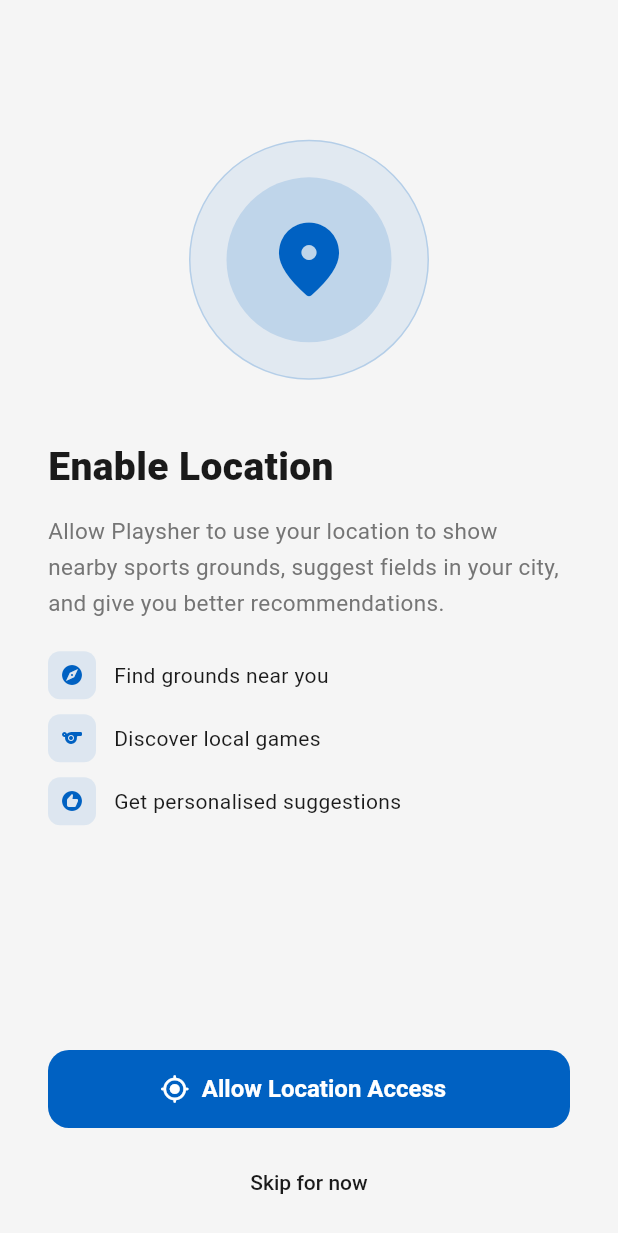
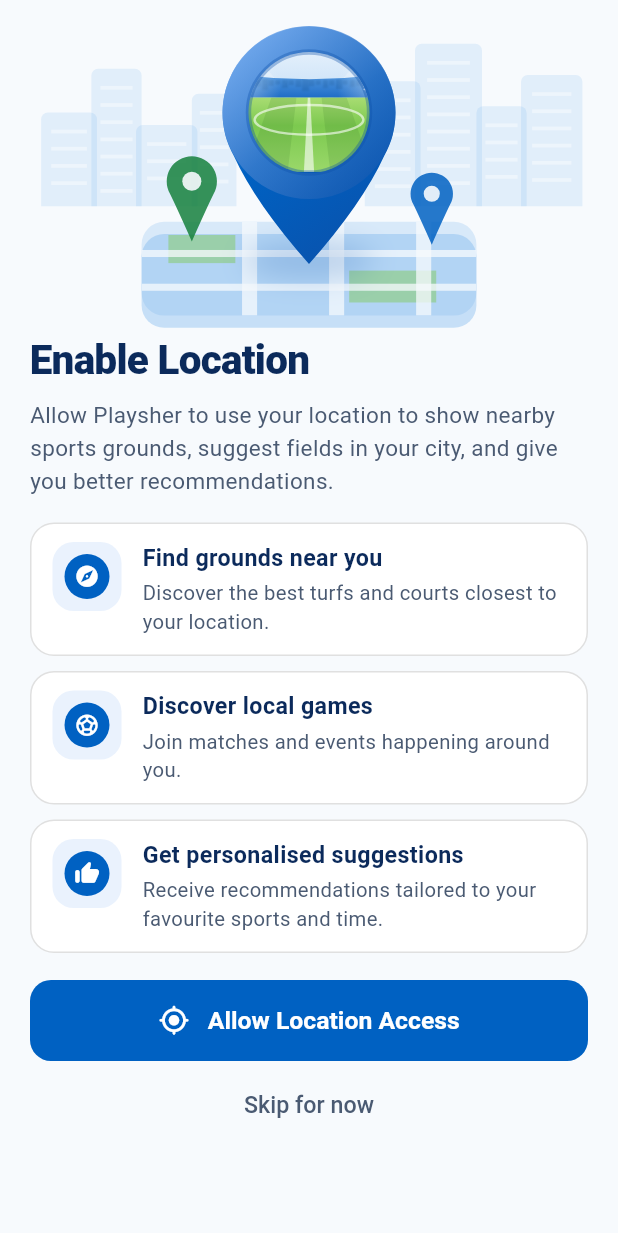
Before and after one commit to Vk2401/playsher, a Flutter app: the LocationScreen screen opened by its route, after a tap on "Allow Location Access", after a tap on "Skip for now", after a tap on "Set your city", on a phone screen of 412 x 824 dp. Shown: the top 1233 px of the screen. Run offline on Flutter 3.47's test engine with Material 3 defaults, Android fonts, the phone set to English and light mode, and no system bars; our stand-ins replace cached_network_image, dio, flutter_riverpod, flutter_secure_storage, geocoding, geolocator and 8 more; missing offline and left inert: razorpay_flutter; accounts and stored records are empty; network calls fail.

Commit message:
Rebuild the location screen to the design
The page asked for a permission by describing one: a flat pin in a circle,
then three bare labels. It now shows what the permission buys — a ground
standing on a city map — and each reason carries the sentence behind it.

The picture is painted (`LocationHero`), like the stadium and the props, so
it costs a few hundred bytes rather than a megabyte and follows the device
theme instead of being a light-mode bitmap on a dark page. The ground inside
the pin is the real `SplashStage` clipped to a circle rather than a drawing
of one: the same ground the app opens on, by day and under floodlights, so
the pin frames the place it is about to go and find. `SplashStage` composes
for a whole phone, two thirds of it sky, so it is laid out larger than the
window and lifted until the turf fills the lower half.

The greeting stays conditional. Straight after sign-up it welcomes; reached
later from the app it is a request and says so.

The page fits one screen at the default text scale on both target devices —
measured with a real face and a phone's own insets, Pixel 7 and iPhone 14
both come out at zero. It keeps its scroll view for a small phone or a large
text scale, and the CTA label flexes rather than overflowing there.

Co-Authored-By: Claude <noreply@anthropic.com>
Claude-Session: https://claude.ai/code/session_01DU2pLTHJCU6eSCTnhDHTwq

```diff
--- a/mobile_app/lib/screens/location_screen.dart
+++ b/mobile_app/lib/screens/location_screen.dart
@@ -4,7 +4,13 @@ import 'package:go_router/go_router.dart';
 import '../core/app_colors.dart';
 import '../core/constants.dart';
 import '../providers/location_provider.dart';
+import '../widgets/location_hero.dart';
 
+/// The one thing the app asks for before it starts: where the user is.
+///
+/// It asks by showing what it buys — a ground on a map, then three plain
+/// sentences — rather than by explaining a permission. Skipping is a first
+/// class answer and sits under the CTA, not hidden behind it.
 class LocationScreen extends ConsumerStatefulWidget {
   final bool fromRegister;
   const LocationScreen({super.key, this.fromRegister = false});
@@ -54,140 +60,102 @@ class _LocationScreenState extends ConsumerState<LocationScreen> {
   @override
   Widget build(BuildContext context) {
     final colors = context.colors;
+    final frame = context.frame;
 
     return Scaffold(
-      backgroundColor: colors.background,
+      backgroundColor: frame.page,
       body: SafeArea(
-        child: Padding(
-          padding: const EdgeInsets.symmetric(horizontal: 32),
+        child: SingleChildScrollView(
+          padding: const EdgeInsets.fromLTRB(20, 0, 20, 8),
           child: Column(
             crossAxisAlignment: CrossAxisAlignment.start,
             children: [
-              const Spacer(flex: 2),
-              Center(
-                child: Container(
-                  width: 160,
-                  height: 160,
-                  decoration: BoxDecoration(
-                    color: AppColors.primary.withValues(alpha: 0.08),
-                    shape: BoxShape.circle,
-                    border: Border.all(
-                      color: AppColors.primary.withValues(alpha: 0.2),
-                      width: 1,
+              const LocationHero(),
+              const SizedBox(height: 16),
+
+              // The greeting only lands the first time; coming back to this
+              // screen later, it is a request and says so.
+              if (widget.fromRegister)
+                Text.rich(
+                  TextSpan(
+                    style: TextStyle(
+                      fontSize: 27,
+                      fontWeight: FontWeight.w800,
+                      height: 1.2,
+                      letterSpacing: -0.5,
+                      color: frame.ink,
                     ),
+                    children: [
+                      const TextSpan(text: 'Welcome to '),
+                      TextSpan(
+                        text: AppConstants.appName,
+                        style: TextStyle(color: colors.brandText),
+                      ),
+                      const TextSpan(text: '! 👋'),
+                    ],
                   ),
-                  child: Center(
-                    child: Container(
-                      width: 110,
-                      height: 110,
-                      decoration: BoxDecoration(
-                        color: AppColors.primary.withValues(alpha: 0.15),
-                        shape: BoxShape.circle,
-                      ),
-                      child: const Icon(
-                        Icons.location_on_rounded,
-                        size: 60,
-                        color: AppColors.primary,
-                      ),
-                    ),
+                )
+              else
+                Text(
+                  'Enable Location',
+                  style: TextStyle(
+                    fontSize: 27,
+                    fontWeight: FontWeight.w800,
+                    height: 1.2,
+                    letterSpacing: -0.5,
+                    color: frame.ink,
                   ),
                 ),
+              const SizedBox(height: 10),
+              Text(
+                'Allow ${AppConstants.appName} to use your location to show '
+                'nearby sports grounds, suggest fields in your city, and give '
+                'you better recommendations.',
+                style: TextStyle(fontSize: 15, height: 1.45, color: frame.body),
               ),
-              const SizedBox(height: 40),
-              Text(
-                widget.fromRegister
-                    ? 'Welcome to ${AppConstants.appName}!'
-                    : 'Enable Location',
-                style: TextStyle(
-                  fontSize: 26,
-                  fontWeight: FontWeight.w800,
-                  color: colors.textPrimary,
-                ),
+              const SizedBox(height: 16),
+
+              const _Benefit(
+                icon: Icons.explore_rounded,
+                title: 'Find grounds near you',
+                detail: 'Discover the best turfs and courts closest to your '
+                    'location.',
               ),
-              const SizedBox(height: 12),
-              Text(
-                'Allow ${AppConstants.appName} to use your location to show nearby sports grounds, suggest fields in your city, and give you better recommendations.',
-                style: TextStyle(
-                  fontSize: 15,
-                  color: colors.textSecondary,
-                  height: 1.6,
-                ),
+              const SizedBox(height: 10),
+              const _Benefit(
+                icon: Icons.sports_soccer_rounded,
+                title: 'Discover local games',
+                detail: 'Join matches and events happening around you.',
               ),
-              const SizedBox(height: 20),
-              _Benefit(
-                  icon: Icons.explore_rounded,
-                  text: 'Find grounds near you',
-                  colors: colors),
-              _Benefit(
-                  icon: Icons.sports_rounded,
-                  text: 'Discover local games',
-                  colors: colors),
-              _Benefit(
-                  icon: Icons.recommend_rounded,
-                  text: 'Get personalised suggestions',
-                  colors: colors),
+              const SizedBox(height: 10),
+              const _Benefit(
+                icon: Icons.thumb_up_rounded,
+                title: 'Get personalised suggestions',
+                detail: 'Receive recommendations tailored to your favourite '
+                    'sports and time.',
+              ),
+
               if (_error != null) ...[
                 const SizedBox(height: 16),
-                Container(
-                  padding: const EdgeInsets.all(12),
-                  decoration: BoxDecoration(
-                    color: AppColors.error.withValues(alpha: 0.08),
-                    borderRadius: BorderRadius.circular(10),
-                    border: Border.all(
-                        color: AppColors.error.withValues(alpha: 0.2)),
-                  ),
-                  child: Row(
-                    children: [
-                      const Icon(Icons.error_outline_rounded,
-                          size: 18, color: AppColors.error),
-                      const SizedBox(width: 8),
-                      Expanded(
-                        child: Text(
-                          _error!,
-                          style: const TextStyle(
-                              fontSize: 13, color: AppColors.error),
-                        ),
-                      ),
-                    ],
-                  ),
-                ),
+                _PermissionError(message: _error!),
               ],
-              const Spacer(flex: 3),
-              SizedBox(
-                width: double.infinity,
-                height: 52,
-                child: ElevatedButton.icon(
-                  onPressed: _loading ? null : _requestLocation,
-                  icon: _loading
-                      ? const SizedBox(
-                          width: 18,
-                          height: 18,
-                          child: CircularProgressIndicator(
-                              strokeWidth: 2.5, color: AppColors.onPrimary),
-                        )
-                      : const Icon(Icons.my_location_rounded, size: 20),
-                  label: Text(
-                    _loading
-                        ? 'Getting location\u2026'
-                        : 'Allow Location Access',
-                    style: const TextStyle(
-                        fontSize: 16, fontWeight: FontWeight.w700),
-                  ),
-                ),
-              ),
-              const SizedBox(height: 12),
-              SizedBox(
-                width: double.infinity,
+
+              const SizedBox(height: 18),
+              _AllowButton(loading: _loading, onPressed: _requestLocation),
+              const SizedBox(height: 6),
+              Center(
                 child: TextButton(
                   onPressed: _loading ? null : _skip,
                   child: Text(
                     'Skip for now',
                     style: TextStyle(
-                        color: colors.textPrimary, fontWeight: FontWeight.w500),
+                      fontSize: 15.5,
+                      fontWeight: FontWeight.w500,
+                      color: frame.body,
+                    ),
                   ),
                 ),
               ),
-              const SizedBox(height: 12),
             ],
           ),
         ),
@@ -196,32 +164,161 @@ class _LocationScreenState extends ConsumerState<LocationScreen> {
   }
 }
 
+/// One reason the app is asking, as a title and the sentence behind it.
 class _Benefit extends StatelessWidget {
+  const _Benefit({
+    required this.icon,
+    required this.title,
+    required this.detail,
+  });
+
   final IconData icon;
-  final String text;
-  final AppColors colors;
-  const _Benefit(
-      {required this.icon, required this.text, required this.colors});
+  final String title;
+  final String detail;
 
   @override
   Widget build(BuildContext context) {
-    return Padding(
-      padding: const EdgeInsets.only(bottom: 10),
+    final colors = context.colors;
+    final frame = context.frame;
+
+    return Container(
+      padding: const EdgeInsets.fromLTRB(14, 12, 16, 12),
+      decoration: BoxDecoration(
+        color: colors.card,
+        borderRadius: BorderRadius.circular(16),
+        border: Border.all(color: colors.border),
+      ),
       child: Row(
+        crossAxisAlignment: CrossAxisAlignment.start,
         children: [
           Container(
-            width: 32,
-            height: 32,
+            width: 46,
+            height: 46,
             decoration: BoxDecoration(
-              color: AppColors.primary.withValues(alpha: 0.1),
-              borderRadius: BorderRadius.circular(8),
+              color: frame.tile,
+              borderRadius: BorderRadius.circular(14),
             ),
-            child: Icon(icon, size: 16, color: AppColors.primary),
+            child: Center(
+              child: Container(
+                width: 30,
+                height: 30,
+                decoration: const BoxDecoration(
+                  shape: BoxShape.circle,
+                  color: AppColors.primary,
+                ),
+                child: Icon(icon, size: 17, color: AppColors.onPrimary),
+              ),
+            ),
           ),
-          const SizedBox(width: 12),
-          Text(text, style: TextStyle(fontSize: 14, color: colors.textPrimary)),
+          const SizedBox(width: 14),
+          Expanded(
+            child: Column(
+              crossAxisAlignment: CrossAxisAlignment.start,
+              children: [
+                Text(
+                  title,
+                  style: TextStyle(
+                    fontSize: 15.5,
+                    fontWeight: FontWeight.w700,
+                    color: frame.ink,
+                  ),
+                ),
+                const SizedBox(height: 3),
+                Text(
+                  detail,
+                  style: TextStyle(
+                      fontSize: 13.5, height: 1.4, color: frame.body),
+                ),
+              ],
+            ),
+          ),
         ],
       ),
     );
   }
 }
+
+/// Why the request did not land, in a sentence the user can act on.
+class _PermissionError extends StatelessWidget {
+  const _PermissionError({required this.message});
+
+  final String message;
+
+  @override
+  Widget build(BuildContext context) {
+    return Container(
+      padding: const EdgeInsets.all(12),
+      decoration: BoxDecoration(
+        color: AppColors.error.withValues(alpha: 0.08),
+        borderRadius: BorderRadius.circular(12),
+        border: Border.all(color: AppColors.error.withValues(alpha: 0.2)),
+      ),
+      child: Row(
+        crossAxisAlignment: CrossAxisAlignment.start,
+        children: [
+          const Icon(Icons.error_outline_rounded,
+              size: 18, color: AppColors.error),
+          const SizedBox(width: 8),
+          Expanded(
+            child: Text(
+              message,
+              style: const TextStyle(
+                  fontSize: 13, height: 1.4, color: AppColors.error),
+            ),
+          ),
+        ],
+      ),
+    );
+  }
+}
+
+class _AllowButton extends StatelessWidget {
+  const _AllowButton({required this.loading, required this.onPressed});
+
+  final bool loading;
+  final VoidCallback onPressed;
+
+  @override
+  Widget build(BuildContext context) {
+    return SizedBox(
+      width: double.infinity,
+      height: 54,
+      child: ElevatedButton(
+        // Disabled while the platform dialog is up: a second tap would queue
+        // another request behind the one already on screen.
+        onPressed: loading ? null : onPressed,
+        style: ElevatedButton.styleFrom(
+          shape:
+              RoundedRectangleBorder(borderRadius: BorderRadius.circular(14)),
+        ),
+        child: Row(
+          mainAxisAlignment: MainAxisAlignment.center,
+          mainAxisSize: MainAxisSize.min,
+          children: [
+            if (loading)
+              const SizedBox(
+                width: 20,
+                height: 20,
+                child: CircularProgressIndicator(
+                    strokeWidth: 2.5, color: AppColors.onPrimary),
+              )
+            else
+              const Icon(Icons.my_location_rounded, size: 21),
+            const SizedBox(width: 12),
+            // Flexible: at a large text scale the label is wider than the
+            // button, and a CTA that overflows is a bar across the page.
+            Flexible(
+              child: Text(
+                loading ? 'Getting location…' : 'Allow Location Access',
+                maxLines: 1,
+                overflow: TextOverflow.ellipsis,
+                style: const TextStyle(
+                    fontSize: 16.5, fontWeight: FontWeight.w700),
+              ),
+            ),
+          ],
+        ),
+      ),
+    );
+  }
+}
--- /dev/null
+++ b/mobile_app/lib/widgets/location_hero.dart
@@ -0,0 +1,356 @@
+import 'dart:ui' as ui;
+
+import 'package:flutter/material.dart';
+
+import '../core/app_colors.dart';
+import 'splash_stage.dart';
+
+/// The picture at the top of the location screen: a map pin standing on a
+/// street plan, with a city behind it and a ground seen through its window.
+///
+/// Painted, like the stadium and the sports props, so it costs a few hundred
+/// bytes instead of a megabyte and follows the device theme instead of being a
+/// light-mode bitmap on a dark page. The ground inside the pin is the real
+/// [SplashStage] clipped to a circle rather than a drawing of one — the pin
+/// literally frames the place the app is about to find for you.
+class LocationHero extends StatelessWidget {
+  const LocationHero({super.key});
+
+  /// Height as a fraction of the width the hero is given.
+  static const _aspect = 0.56;
+
+  @override
+  Widget build(BuildContext context) {
+    final frame = context.frame;
+
+    return ExcludeSemantics(
+      child: LayoutBuilder(
+        builder: (context, constraints) {
+          final w = constraints.maxWidth;
+          final h = w * _aspect;
+          final geometry = _HeroGeometry(w, h);
+
+          return SizedBox(
+            width: w,
+            height: h,
+            child: Stack(
+              children: [
+                // The city, the plan it stands on, and the pin's body.
+                Positioned.fill(
+                  child: CustomPaint(painter: _HeroPainter(frame, geometry)),
+                ),
+
+                // The ground, seen through the pin.
+                Positioned(
+                  left: geometry.head.dx - geometry.windowRadius,
+                  top: geometry.head.dy - geometry.windowRadius,
+                  width: geometry.windowRadius * 2,
+                  height: geometry.windowRadius * 2,
+                  child: _WindowOnAGround(diameter: geometry.windowRadius * 2),
+                ),
+
+                // The rim that holds it, over the picture's edge.
+                Positioned.fill(
+                  child: CustomPaint(painter: _RimPainter(geometry)),
+                ),
+              ],
+            ),
+          );
+        },
+      ),
+    );
+  }
+}
+
+/// The stadium, framed by the pin rather than merely clipped by it.
+///
+/// [SplashStage] composes for a whole phone: two thirds of it is sky, with the
+/// horizon at 63% of the height. Dropped into a circle at that scale the pin
+/// shows mostly weather, so the ground is laid out larger than the window and
+/// lifted until the turf — the part that says "a place to play" — fills the
+/// lower half, the way the design frames it.
+class _WindowOnAGround extends StatelessWidget {
+  const _WindowOnAGround({required this.diameter});
+
+  final double diameter;
+
+  /// Where the horizon should land inside the window.
+  static const _horizonAt = 0.38;
+
+  /// How much bigger than the window the ground is drawn.
+  static const _scale = (width: 1.45, height: 1.65);
+
+  /// [SplashStage]'s own horizon, as a fraction of its height.
+  static const _stageHorizon = 0.63;
+
+  @override
+  Widget build(BuildContext context) {
+    final height = diameter * _scale.height;
+    final lift = _horizonAt * diameter - _stageHorizon * height;
+
+    return ClipOval(
+      child: OverflowBox(
+        maxWidth: diameter * _scale.width,
+        maxHeight: height,
+        alignment: Alignment.topCenter,
+        child: Transform.translate(
+          offset: Offset(0, lift),
+          child: SizedBox(
+            width: diameter * _scale.width,
+            height: height,
+            child: const SplashStage(),
+          ),
+        ),
+      ),
+    );
+  }
+}
+
+/// Where each piece sits, resolved once so the painters and the clipped
+/// stadium cannot drift apart.
+class _HeroGeometry {
+  _HeroGeometry(this.w, this.h);
+
+  final double w;
+  final double h;
+
+  /// The centre of the pin's head, and how big its window is.
+  Offset get head => Offset(w * 0.5, h * 0.36);
+  double get headRadius => w * 0.155;
+  double get windowRadius => headRadius * 0.70;
+
+  /// Where the pin touches the plan.
+  Offset get tip => Offset(w * 0.5, h * 0.845);
+
+  /// The street plan, as a flat card seen slightly from above.
+  Rect get plan => Rect.fromCenter(
+        center: Offset(w * 0.5, h * 0.86),
+        width: w * 0.60,
+        height: h * 0.30,
+      );
+}
+
+class _HeroPainter extends CustomPainter {
+  const _HeroPainter(this.palette, this.g);
+
+  final FramePalette palette;
+  final _HeroGeometry g;
+
+  @override
+  void paint(Canvas canvas, Size size) {
+    _skyline(canvas);
+    _plan(canvas);
+    _minorPin(canvas, Offset(g.w * 0.29, g.h * 0.58), g.w * 0.045,
+        AppColors.success);
+    _minorPin(canvas, Offset(g.w * 0.72, g.h * 0.62), g.w * 0.038,
+        AppColors.primary);
+    _pin(canvas);
+  }
+
+  /// A city, far enough back to be weather rather than subject.
+  void _skyline(Canvas canvas) {
+    final base = g.h * 0.66;
+    final paint = Paint()..color = palette.standLight.withValues(alpha: 0.16);
+
+    // Heights chosen to read as a skyline rather than a bar chart: a tall
+    // pair off-centre, shorter blocks running out to both edges.
+    const blocks = <(double, double, double)>[
+      (0.02, 0.10, 0.30),
+      (0.11, 0.09, 0.44),
+      (0.19, 0.11, 0.26),
+      (0.29, 0.08, 0.36),
+      (0.60, 0.10, 0.40),
+      (0.69, 0.12, 0.52),
+      (0.80, 0.09, 0.32),
+      (0.88, 0.11, 0.42),
+    ];
+
+    for (final (x, width, height) in blocks) {
+      final rect = Rect.fromLTWH(
+        g.w * x,
+        base - g.h * height,
+        g.w * width,
+        g.h * height,
+      );
+      canvas.drawRRect(
+        RRect.fromRectAndCorners(
+          rect,
+          topLeft: Radius.circular(g.w * 0.012),
+          topRight: Radius.circular(g.w * 0.012),
+        ),
+        paint,
+      );
+
+      // Windows, as one lighter band per floor rather than a grid of squares:
+      // at this size a grid turns to noise.
+      final floors = (rect.height / (g.h * 0.055)).floor();
+      for (var i = 1; i < floors; i++) {
+        canvas.drawRect(
+          Rect.fromLTWH(
+            rect.left + rect.width * 0.18,
+            rect.top + i * (g.h * 0.055),
+            rect.width * 0.64,
+            g.h * 0.012,
+          ),
+          Paint()..color = palette.page.withValues(alpha: 0.55),
+        );
+      }
+    }
+  }
+
+  /// The street plan the pin stands on.
+  void _plan(Canvas canvas) {
+    final r = g.plan;
+    final radius = Radius.circular(r.height * 0.24);
+    final body = RRect.fromRectAndRadius(r, radius);
+
+    // The card's thickness, drawn as a second body slipped down behind it.
+    canvas.drawRRect(
+      RRect.fromRectAndRadius(r.translate(0, r.height * 0.13), radius),
+      Paint()..color = palette.standLight.withValues(alpha: 0.35),
+    );
+    canvas.drawRRect(
+      body,
+      Paint()..color = palette.standLight.withValues(alpha: 0.22),
+    );
+
+    canvas.save();
+    canvas.clipRRect(body);
+
+    // Blocks of green between the roads — parks, the reason a map of a city
+    // is not just grey.
+    final park = Paint()..color = palette.turfMid.withValues(alpha: 0.45);
+    canvas.drawRect(
+      Rect.fromLTWH(r.left + r.width * 0.08, r.top + r.height * 0.14,
+          r.width * 0.20, r.height * 0.30),
+      park,
+    );
+    canvas.drawRect(
+      Rect.fromLTWH(r.left + r.width * 0.62, r.top + r.height * 0.52,
+          r.width * 0.26, r.height * 0.34),
+      park,
+    );
+
+    final road = Paint()..color = palette.page.withValues(alpha: 0.75);
+    for (final x in [0.30, 0.56, 0.82]) {
+      canvas.drawRect(
+        Rect.fromLTWH(r.left + r.width * x, r.top, r.width * 0.045, r.height),
+        road,
+      );
+    }
+    for (final y in [0.30, 0.66]) {
+      canvas.drawRect(
+        Rect.fromLTWH(r.left, r.top + r.height * y, r.width, r.height * 0.075),
+        road,
+      );
+    }
+    canvas.restore();
+
+    // What the pin casts on the plan — the only thing that makes it read as
+    // standing on the card rather than floating over it.
+    canvas.drawOval(
+      Rect.fromCenter(
+        center: Offset(g.tip.dx, g.tip.dy - r.height * 0.04),
+        width: g.headRadius * 1.5,
+        height: g.headRadius * 0.42,
+      ),
+      Paint()
+        ..color = AppColors.shieldDeep.withValues(alpha: 0.20)
+        ..maskFilter = MaskFilter.blur(BlurStyle.normal, g.headRadius * 0.16),
+    );
+  }
+
+  /// The pin itself: a head, two flanks falling to a point.
+  void _pin(Canvas canvas) {
+    final c = g.head;
+    final r = g.headRadius;
+    final path = Path()..moveTo(g.tip.dx, g.tip.dy);
+
+    // Up the left flank to the head, round the top, and back down the right.
+    path.quadraticBezierTo(
+        c.dx - r * 0.62, c.dy + r * 1.05, c.dx - r * 0.87, c.dy + r * 0.50);
+    path.arcToPoint(
+      Offset(c.dx + r * 0.87, c.dy + r * 0.50),
+      radius: Radius.circular(r),
+      largeArc: true,
+    );
+    path.quadraticBezierTo(
+        c.dx + r * 0.62, c.dy + r * 1.05, g.tip.dx, g.tip.dy);
+    path.close();
+
+    canvas.drawPath(
+      path,
+      Paint()
+        ..shader = ui.Gradient.linear(
+          Offset(c.dx - r, c.dy - r),
+          Offset(c.dx + r, g.tip.dy),
+          [AppColors.shieldLight, AppColors.primary, AppColors.shieldDeep],
+          [0.0, 0.45, 1.0],
+        ),
+    );
+
+    // The lip around the window, which is what gives the head its depth.
+    canvas.drawCircle(
+      c,
+      (g.windowRadius + r) / 2,
+      Paint()
+        ..style = PaintingStyle.stroke
+        ..strokeWidth = r - g.windowRadius
+        ..shader = ui.Gradient.linear(
+          Offset(c.dx - r, c.dy - r),
+          Offset(c.dx + r, c.dy + r),
+          [
+            AppColors.shieldLight.withValues(alpha: 0.85),
+            AppColors.shieldDeep.withValues(alpha: 0.55),
+          ],
+        ),
+    );
+  }
+
+  /// One of the other grounds on the map, small and unlabelled.
+  void _minorPin(Canvas canvas, Offset centre, double r, Color color) {
+    final tip = Offset(centre.dx, centre.dy + r * 2.4);
+    final path = Path()..moveTo(tip.dx, tip.dy);
+    path.quadraticBezierTo(
+        centre.dx - r * 0.6, centre.dy + r * 1.05, centre.dx - r * 0.87,
+        centre.dy + r * 0.5);
+    path.arcToPoint(
+      Offset(centre.dx + r * 0.87, centre.dy + r * 0.5),
+      radius: Radius.circular(r),
+      largeArc: true,
+    );
+    path.quadraticBezierTo(
+        centre.dx + r * 0.6, centre.dy + r * 1.05, tip.dx, tip.dy);
+    path.close();
+
+    canvas.drawPath(path, Paint()..color = color.withValues(alpha: 0.85));
+    canvas.drawCircle(
+        centre, r * 0.38, Paint()..color = palette.page.withValues(alpha: 0.9));
+  }
+
+  @override
+  bool shouldRepaint(_HeroPainter old) => old.palette != palette;
+}
+
+/// The rim, painted after the ground so it sits over the picture's edge
+/// instead of under it.
+class _RimPainter extends CustomPainter {
+  const _RimPainter(this.g);
+
+  final _HeroGeometry g;
+
+  @override
+  void paint(Canvas canvas, Size size) {
+    canvas.drawCircle(
+      g.head,
+      g.windowRadius,
+      Paint()
+        ..style = PaintingStyle.stroke
+        ..strokeWidth = g.windowRadius * 0.09
+        ..color = AppColors.shieldDeep.withValues(alpha: 0.35),
+    );
+  }
+
+  @override
+  bool shouldRepaint(_RimPainter oldDelegate) => false;
+}
```
Also changed, not shown: 1 other file.
